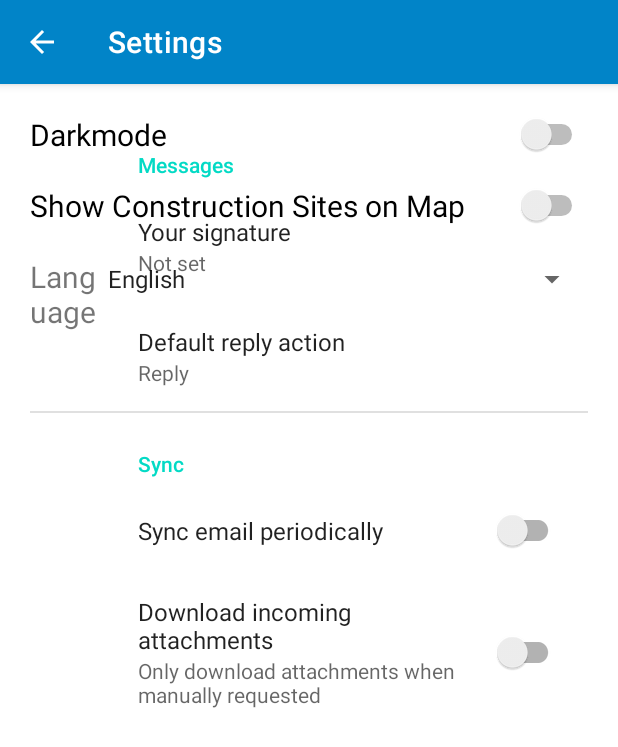
After one commit to HutterSven/ConRep, an Android app: the Settings screen opened directly, with no data from a screen before it, on a phone screen of 412 x 824 dp. The commit adds this screen. Shown: the top 747 px of the screen. Run offline under Robolectric (Android 15) with nearby library versions, the phone set to English and light mode, and no system bars; our stand-ins replace androidx.preference.

Commit message:
added actionBar and Settings. Removed useless fragments and mentions of wearable

```diff
--- a/app/build.gradle
+++ b/app/build.gradle
@@ -36,9 +36,8 @@ dependencies {
     implementation 'androidx.navigation:navigation-fragment:2.3.3'
     implementation 'androidx.navigation:navigation-ui:2.3.3'
     implementation 'com.google.android.gms:play-services-maps:17.0.0'
-    implementation 'androidx.wear:wear:1.1.0'
+    implementation 'androidx.preference:preference:1.1.1'
     testImplementation 'junit:junit:4.+'
     androidTestImplementation 'androidx.test.ext:junit:1.1.2'
     androidTestImplementation 'androidx.test.espresso:espresso-core:3.3.0'
-    compileOnly 'com.google.android.wearable:wearable:2.8.1'
 }
--- a/app/src/main/java/com/example/conrep/MainActivity.java
+++ b/app/src/main/java/com/example/conrep/MainActivity.java
@@ -3,6 +3,7 @@ package com.example.conrep;
 import androidx.appcompat.app.AppCompatActivity;
 
 import android.os.Bundle;
+import android.view.Menu;
 
 public class MainActivity extends AppCompatActivity {
 
@@ -11,4 +12,9 @@ public class MainActivity extends AppCompatActivity {
         super.onCreate(savedInstanceState);
         setContentView(R.layout.activity_main);
     }
+
+    public boolean onCreateOptionsMenu(Menu menu){
+        getMenuInflater().inflate(R.menu.main_activity_actions, menu);
+        return super.onCreateOptionsMenu(menu);
+    }
 }
--- /dev/null
+++ b/app/src/main/java/com/example/conrep/Settings.java
@@ -0,0 +1,44 @@
+package com.example.conrep;
+
+import android.os.Bundle;
+import android.widget.ArrayAdapter;
+import android.widget.Spinner;
+
+import androidx.appcompat.app.ActionBar;
+import androidx.appcompat.app.AppCompatActivity;
+import androidx.preference.PreferenceFragmentCompat;
+
+public class Settings extends AppCompatActivity {
+
+    @Override
+    protected void onCreate(Bundle savedInstanceState) {
+        super.onCreate(savedInstanceState);
+        setContentView(R.layout.settings_activity);
+        if (savedInstanceState == null) {
+            getSupportFragmentManager()
+                    .beginTransaction()
+                    .replace(R.id.settings, new SettingsFragment())
+                    .commit();
+        }
+        ActionBar actionBar = getSupportActionBar();
+        if (actionBar != null) {
+            actionBar.setDisplayHomeAsUpEnabled(true);
+        }
+
+        Spinner spinner = (Spinner) findViewById(R.id.spinner);
+        // Create an ArrayAdapter using the string array and a default spinner layout
+        ArrayAdapter<CharSequence> adapter = ArrayAdapter.createFromResource(this, R.array.languages_array, android.R.layout.simple_spinner_item);
+        // Specify the layout to use when the list of choices appears
+        adapter.setDropDownViewResource(android.R.layout.simple_spinner_dropdown_item);
+        // Apply the adapter to the spinner
+        spinner.setAdapter(adapter);
+    }
+
+    public static class SettingsFragment extends PreferenceFragmentCompat {
+        @Override
+        public void onCreatePreferences(Bundle savedInstanceState, String rootKey) {
+            setPreferencesFromResource(R.xml.root_preferences, rootKey);
+        }
+    }
+
+}
--- /dev/null
+++ b/app/src/main/res/layout/settings_activity.xml
@@ -0,0 +1,56 @@
+<LinearLayout xmlns:android="http://schemas.android.com/apk/res/android"
+    android:layout_width="match_parent"
+    android:layout_height="match_parent">
+
+    <FrameLayout
+        android:id="@+id/settings"
+        android:layout_width="match_parent"
+        android:layout_height="match_parent"
+        android:layout_margin="20dp">
+
+        <LinearLayout
+            android:layout_width="match_parent"
+            android:layout_height="match_parent"
+            android:orientation="vertical">
+
+            <Switch
+                android:id="@+id/switch1"
+                android:layout_width="match_parent"
+                android:layout_height="wrap_content"
+                android:layout_marginBottom="20dp"
+                android:text="Darkmode"
+                android:textSize="20sp" />
+
+            <Switch
+                android:id="@+id/switch2"
+                android:layout_width="match_parent"
+                android:layout_height="wrap_content"
+                android:layout_marginBottom="20dp"
+                android:text="Show Construction Sites on Map"
+                android:textSize="20sp" />
+
+            <LinearLayout
+                android:layout_width="match_parent"
+                android:layout_height="wrap_content"
+                android:orientation="horizontal">
+
+                <TextView
+                    android:id="@+id/textView1"
+                    android:layout_width="wrap_content"
+                    android:layout_height="wrap_content"
+                    android:layout_weight="1"
+                    android:gravity="start"
+                    android:text="Language"
+                    android:textSize="20sp" />
+
+                <Spinner
+                    android:id="@+id/spinner"
+                    android:layout_width="match_parent"
+                    android:layout_height="wrap_content"
+                    android:layout_weight="1" />
+            </LinearLayout>
+
+        </LinearLayout>
+
+    </FrameLayout>
+</LinearLayout>
--- /dev/null
+++ b/app/src/main/res/menu/main_activity_actions.xml
@@ -0,0 +1,6 @@
+<?xml version="1.0" encoding="utf-8"?>
+<menu xmlns:app="http://schemas.android.com/apk/res-auto"
+    xmlns:android="http://schemas.android.com/apk/res/android">
+    <item android:title="@string/settings" />
+    <item android:title="@string/about" />
+</menu>
--- /dev/null
+++ b/app/src/main/res/values/arrays.xml
@@ -0,0 +1,12 @@
+<resources>
+    <!-- Reply Preference -->
+    <string-array name="reply_entries">
+        <item>Reply</item>
+        <item>Reply to all</item>
+    </string-array>
+
+    <string-array name="reply_values">
+        <item>reply</item>
+        <item>reply_all</item>
+    </string-array>
+</resources>
--- a/app/src/main/res/values/strings.xml
+++ b/app/src/main/res/values/strings.xml
@@ -56,5 +56,29 @@
     <string name="report_date">Report Date</string>
     <string name="tasks">Tasks</string>
     <string name="delete_report">Delete Report</string>
+    <string name="settings">Settings</string>
+    <string name="about">About</string>
+    <string name="title_activity_settings">Settings</string>
+
+    <!-- Preference Titles -->
+    <string name="messages_header">Messages</string>
+    <string name="sync_header">Sync</string>
+
+    <!-- Messages Preferences -->
+    <string name="signature_title">Your signature</string>
+    <string name="reply_title">Default reply action</string>
+
+    <!-- Sync Preferences -->
+    <string name="sync_title">Sync email periodically</string>
+    <string name="attachment_title">Download incoming attachments</string>
+    <string name="attachment_summary_on">Automatically download attachments for incoming emails
+    </string>
+    <string name="attachment_summary_off">Only download attachments when manually requested</string>
+
+    <string-array name="languages_array">
+        <item>English</item>
+        <item>Deutsch</item>
+        <item>Français</item>
+    </string-array>
 
 </resources>
--- /dev/null
+++ b/app/src/main/res/xml/root_preferences.xml
@@ -0,0 +1,35 @@
+<PreferenceScreen xmlns:app="http://schemas.android.com/apk/res-auto">
+
+    <PreferenceCategory app:title="@string/messages_header">
+
+        <EditTextPreference
+            app:key="signature"
+            app:title="@string/signature_title"
+            app:useSimpleSummaryProvider="true" />
+
+        <ListPreference
+            app:defaultValue="reply"
+            app:entries="@array/reply_entries"
+            app:entryValues="@array/reply_values"
+            app:key="reply"
+            app:title="@string/reply_title"
+            app:useSimpleSummaryProvider="true" />
+
+    </PreferenceCategory>
+
+    <PreferenceCategory app:title="@string/sync_header">
+
+        <SwitchPreferenceCompat
+            app:key="sync"
+            app:title="@string/sync_title" />
+
+        <SwitchPreferenceCompat
+            app:dependency="sync"
+            app:key="attachment"
+            app:summaryOff="@string/attachment_summary_off"
+            app:summaryOn="@string/attachment_summary_on"
+            app:title="@string/attachment_title" />
+
+    </PreferenceCategory>
+
+</PreferenceScreen>
```
Also changed, not shown: app/src/main/AndroidManifest.xml (+8 -8 lines), app/src/main/java/com/example/conrep/FirstFragment.java (deleted, +0 -34 lines), app/src/main/java/com/example/conrep/SecondFragment.java (deleted, +0 -34 lines), app/src/main/res/layout/fragment_first.xml (deleted, +0 -28 lines), app/src/main/res/layout/fragment_second.xml (deleted, +0 -27 lines), gradle/wrapper/gradle-wrapper.properties.
